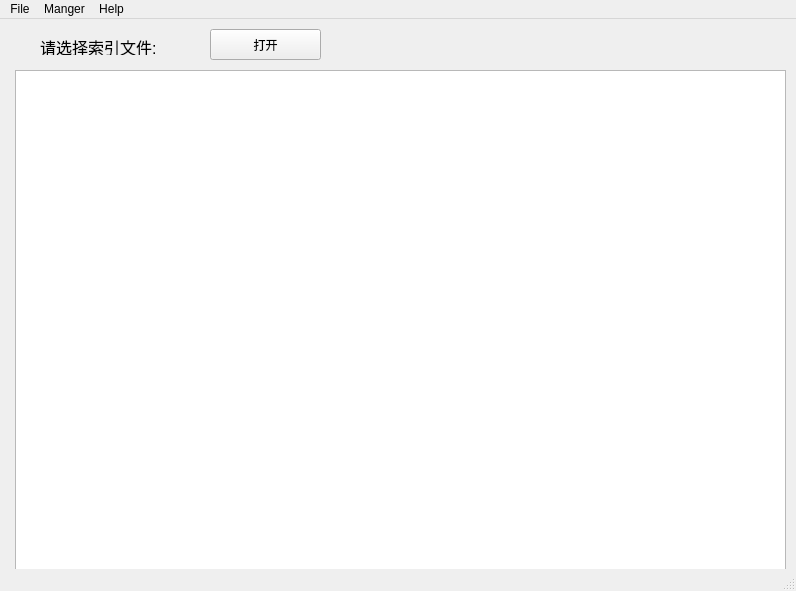
huguanghui/gm_tool, file View/main_window/main.ui: the form before one commit.
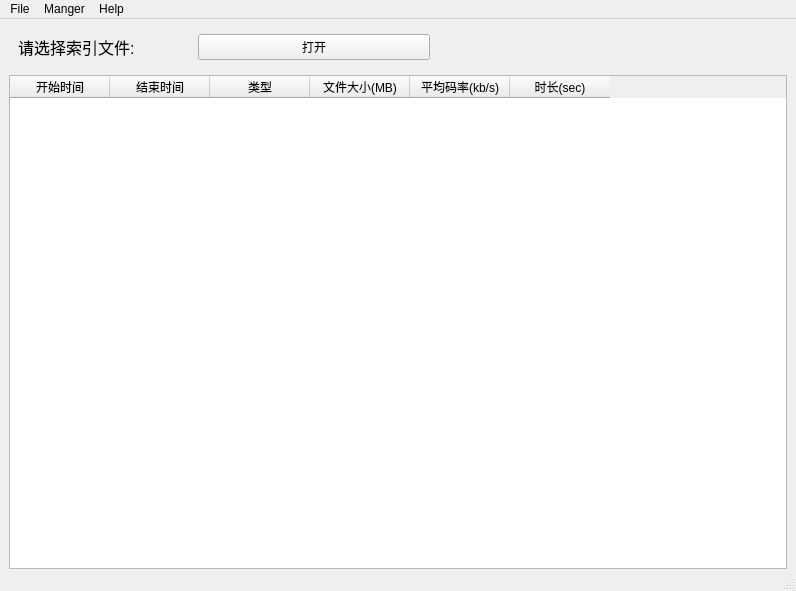
The form after the commit.

The edit to the form file:
```diff
--- a/View/main_window/main.ui
+++ b/View/main_window/main.ui
@@ -17,15 +17,18 @@
    <locale language="English" country="UnitedStates"/>
   </property>
   <widget class="QWidget" name="centralwidget">
+   <layout class="QVBoxLayout" name="verticalLayout">
+    <property name="topMargin">
+     <number>6</number>
+    </property>
+    <property name="bottomMargin">
+     <number>0</number>
+    </property>
+    <item>
+     <widget class="QWidget" name="widget" native="true">
+      <layout class="QHBoxLayout" name="horizontalLayout" stretch="3,4,6">
+       <item>
    <widget class="QLabel" name="label">
-    <property name="geometry">
-     <rect>
-      <x>40</x>
-      <y>20</y>
-      <width>151</width>
-      <height>16</height>
-     </rect>
-    </property>
     <property name="font">
      <font>
       <pointsize>12</pointsize>
@@ -35,29 +38,86 @@
      <string>请选择索引文件:</string>
     </property>
    </widget>
+       </item>
+       <item>
    <widget class="QPushButton" name="btn_open">
-    <property name="geometry">
-     <rect>
-      <x>210</x>
-      <y>10</y>
-      <width>111</width>
-      <height>31</height>
-     </rect>
-    </property>
     <property name="text">
      <string>打开</string>
     </property>
    </widget>
-   <widget class="QTableView" name="tab_list">
-    <property name="geometry">
-     <rect>
-      <x>15</x>
-      <y>51</y>
-      <width>771</width>
-      <height>501</height>
-     </rect>
-    </property>
-   </widget>
+       </item>
+       <item>
+        <spacer name="horizontalSpacer">
+         <property name="orientation">
+          <enum>Qt::Horizontal</enum>
+         </property>
+         <property name="sizeHint" stdset="0">
+          <size>
+           <width>40</width>
+           <height>20</height>
+          </size>
+         </property>
+        </spacer>
+       </item>
+      </layout>
+     </widget>
+    </item>
+    <item>
+     <widget class="QWidget" name="widget_2" native="true">
+      <layout class="QVBoxLayout" name="verticalLayout_2">
+       <property name="leftMargin">
+        <number>0</number>
+       </property>
+       <property name="topMargin">
+        <number>0</number>
+       </property>
+       <property name="rightMargin">
+        <number>0</number>
+       </property>
+       <property name="bottomMargin">
+        <number>0</number>
+       </property>
+       <item>
+        <widget class="QTableWidget" name="tab_list">
+         <property name="enabled">
+          <bool>true</bool>
+         </property>
+         <column>
+          <property name="text">
+           <string>开始时间</string>
+          </property>
+         </column>
+         <column>
+          <property name="text">
+           <string>结束时间</string>
+          </property>
+         </column>
+         <column>
+          <property name="text">
+           <string>类型</string>
+          </property>
+         </column>
+         <column>
+          <property name="text">
+           <string>文件大小(MB)</string>
+          </property>
+         </column>
+         <column>
+          <property name="text">
+           <string>平均码率(kb/s)</string>
+          </property>
+         </column>
+         <column>
+          <property name="text">
+           <string>时长(sec)</string>
+          </property>
+         </column>
+        </widget>
+       </item>
+      </layout>
+     </widget>
+    </item>
+   </layout>
   </widget>
   <widget class="QMenuBar" name="menubar">
    <property name="geometry">
```
Left out of the diff: 2 changed lines with no effect on the pictures. Lines whose indentation alone changed are shown as unchanged.
